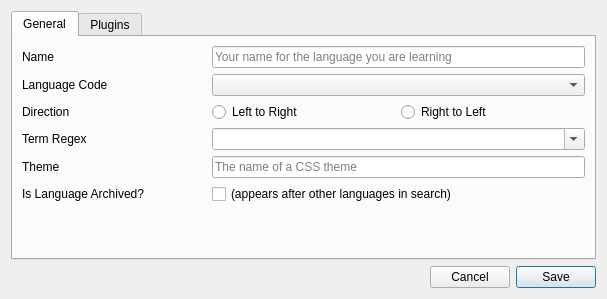
Qt form qtdesigner/languages.ui (t123/ReadingTool.Python) before a commit.
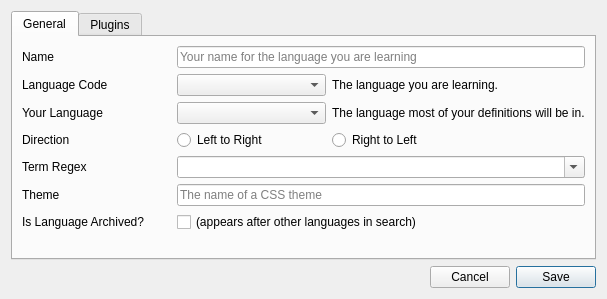
The same form after that commit.

Commit message: Include source language

Diff of the .ui file:
```diff
--- a/qtdesigner/languages.ui
+++ b/qtdesigner/languages.ui
@@ -32,9 +32,6 @@
       <layout class="QVBoxLayout" name="verticalLayout">
        <item>
         <layout class="QGridLayout" name="gridLayout">
-         <property name="verticalSpacing">
-          <number>6</number>
-         </property>
          <item row="0" column="0">
           <widget class="QLabel" name="label">
            <property name="text">
@@ -56,59 +53,77 @@
            </property>
           </widget>
          </item>
-         <item row="1" column="1" colspan="2">
+         <item row="1" column="1">
           <widget class="QComboBox" name="cbLanguageCodes">
            <property name="toolTip">
             <string>This is the ISO code of the language. Most services use this to identify a language.</string>
            </property>
           </widget>
          </item>
+         <item row="1" column="2">
+          <widget class="QLabel" name="label_4">
+           <property name="text">
+            <string>The language you are learning.</string>
+           </property>
+          </widget>
+         </item>
          <item row="2" column="0">
+          <widget class="QLabel" name="label_7">
+           <property name="text">
+            <string>Your Language</string>
+           </property>
+          </widget>
+         </item>
+         <item row="2" column="1">
+          <widget class="QComboBox" name="cbSourceLanguage">
+           <property name="toolTip">
+            <string>This is the ISO code of the language. Most services use this to identify a language.</string>
+           </property>
+          </widget>
+         </item>
+         <item row="2" column="2">
+          <widget class="QLabel" name="label_9">
+           <property name="text">
+            <string>The language most of your definitions will be in.</string>
+           </property>
+          </widget>
+         </item>
+         <item row="3" column="0">
           <widget class="QLabel" name="label_3">
            <property name="text">
             <string>Direction</string>
            </property>
           </widget>
          </item>
-         <item row="2" column="1">
+         <item row="3" column="1">
           <widget class="QRadioButton" name="rbLTR">
            <property name="text">
             <string>Left to Right</string>
            </property>
           </widget>
          </item>
-         <item row="2" column="2">
+         <item row="3" column="2">
           <widget class="QRadioButton" name="rbRTL">
            <property name="text">
             <string>Right to Left</string>
            </property>
           </widget>
          </item>
-         <item row="3" column="0">
+         <item row="4" column="0">
           <widget class="QLabel" name="label_5">
            <property name="text">
             <string>Term Regex</string>
            </property>
           </widget>
          </item>
-         <item row="3" column="1" colspan="2">
-          <widget class="QComboBox" name="cbTermRegex">
-           <property name="toolTip">
-            <string>&lt;html&gt;&lt;head/&gt;&lt;body&gt;&lt;p&gt;This is the regualar expression that splits the text into individual terms. The expression uses the following fixed groups:&lt;/p&gt;&lt;p&gt;&lt;span style=&quot; font-weight:600;&quot;&gt;Group 1&lt;/span&gt;: Term&lt;/p&gt;&lt;p&gt;&lt;span style=&quot; font-weight:600;&quot;&gt;Group 2&lt;/span&gt;: Whitespace&lt;/p&gt;&lt;p&gt;&lt;span style=&quot; font-weight:600;&quot;&gt;Group 3&lt;/span&gt;: Numbers&lt;/p&gt;&lt;p&gt;&lt;span style=&quot; font-weight:600;&quot;&gt;Group 4&lt;/span&gt;: Fragments&lt;/p&gt;&lt;p&gt;&lt;span style=&quot; font-weight:600;&quot;&gt;Group 5&lt;/span&gt;: HTML tags&lt;/p&gt;&lt;p&gt;&lt;span style=&quot; font-weight:600;&quot;&gt;Group 6&lt;/span&gt;: Everything else (usually punctuation)&lt;/p&gt;&lt;/body&gt;&lt;/html&gt;</string>
-           </property>
-           <property name="editable">
-            <bool>true</bool>
-           </property>
-          </widget>
-         </item>
-         <item row="4" column="0">
+         <item row="5" column="0">
           <widget class="QLabel" name="label_8">
            <property name="text">
             <string>Theme</string>
            </property>
           </widget>
          </item>
-         <item row="4" column="1" colspan="2">
+         <item row="5" column="1" colspan="2">
           <widget class="QLineEdit" name="leTheme">
            <property name="font">
             <font>
@@ -128,20 +143,30 @@
            </property>
           </widget>
          </item>
-         <item row="5" column="0">
+         <item row="6" column="0">
           <widget class="QLabel" name="label_6">
            <property name="text">
             <string>Is Language Archived?</string>
            </property>
           </widget>
          </item>
-         <item row="5" column="1" colspan="2">
+         <item row="6" column="1" colspan="2">
           <widget class="QCheckBox" name="cbIsArchived">
            <property name="text">
             <string>(appears after other languages in search)</string>
            </property>
           </widget>
          </item>
+         <item row="4" column="1" colspan="2">
+          <widget class="QComboBox" name="cbTermRegex">
+           <property name="toolTip">
+            <string>&lt;html&gt;&lt;head/&gt;&lt;body&gt;&lt;p&gt;This is the regualar expression that splits the text into individual terms. The expression uses the following fixed groups:&lt;/p&gt;&lt;p&gt;&lt;span style=&quot; font-weight:600;&quot;&gt;Group 1&lt;/span&gt;: Term&lt;/p&gt;&lt;p&gt;&lt;span style=&quot; font-weight:600;&quot;&gt;Group 2&lt;/span&gt;: Whitespace&lt;/p&gt;&lt;p&gt;&lt;span style=&quot; font-weight:600;&quot;&gt;Group 3&lt;/span&gt;: Numbers&lt;/p&gt;&lt;p&gt;&lt;span style=&quot; font-weight:600;&quot;&gt;Group 4&lt;/span&gt;: Fragments&lt;/p&gt;&lt;p&gt;&lt;span style=&quot; font-weight:600;&quot;&gt;Group 5&lt;/span&gt;: HTML tags&lt;/p&gt;&lt;p&gt;&lt;span style=&quot; font-weight:600;&quot;&gt;Group 6&lt;/span&gt;: Everything else (usually punctuation)&lt;/p&gt;&lt;/body&gt;&lt;/html&gt;</string>
+           </property>
+           <property name="editable">
+            <bool>true</bool>
+           </property>
+          </widget>
+         </item>
         </layout>
        </item>
        <item>
```
Left out of the diff: 4 changed lines with no effect on the pictures. The commit also changes 5 other files.
